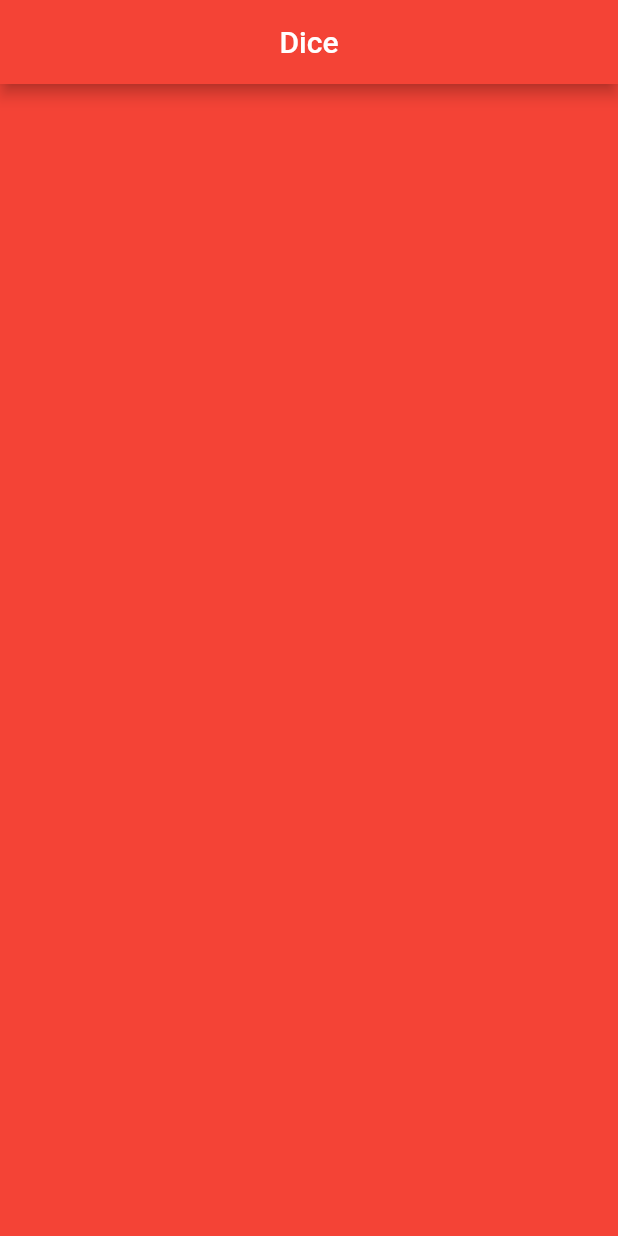
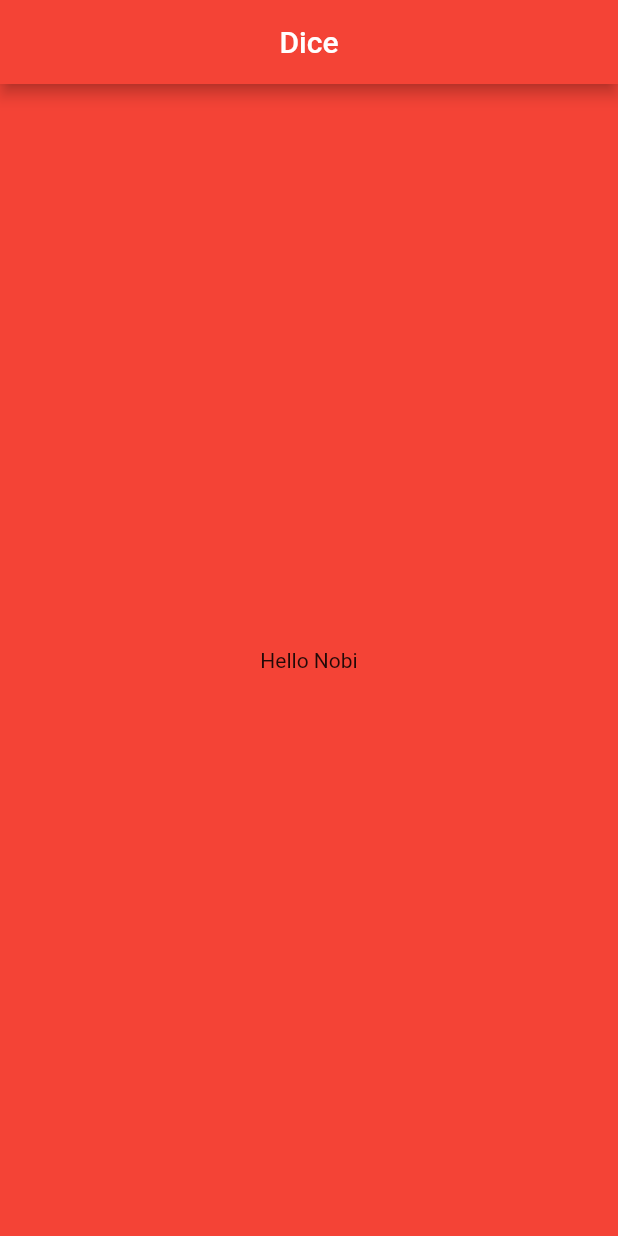
Before and after one commit to Nobi1202/Dice-App, a Flutter app: the screen it shows after launch, on a phone screen of 412 x 824 dp. Run offline on Flutter 3.47's test engine with Material 2 defaults, Android fonts, the phone set to English and light mode, and no system bars.

Commit message:
create new branch

```diff
--- a/lib/main.dart
+++ b/lib/main.dart
@@ -31,7 +31,9 @@ class DicePage extends StatelessWidget {
         centerTitle: true,
         title: const Text("Dice"),
       ),
-      body: Container(),
+      body: const Center(
+        child: Text("Hello Nobi"),
+      ),
     );
   }
 }
```
